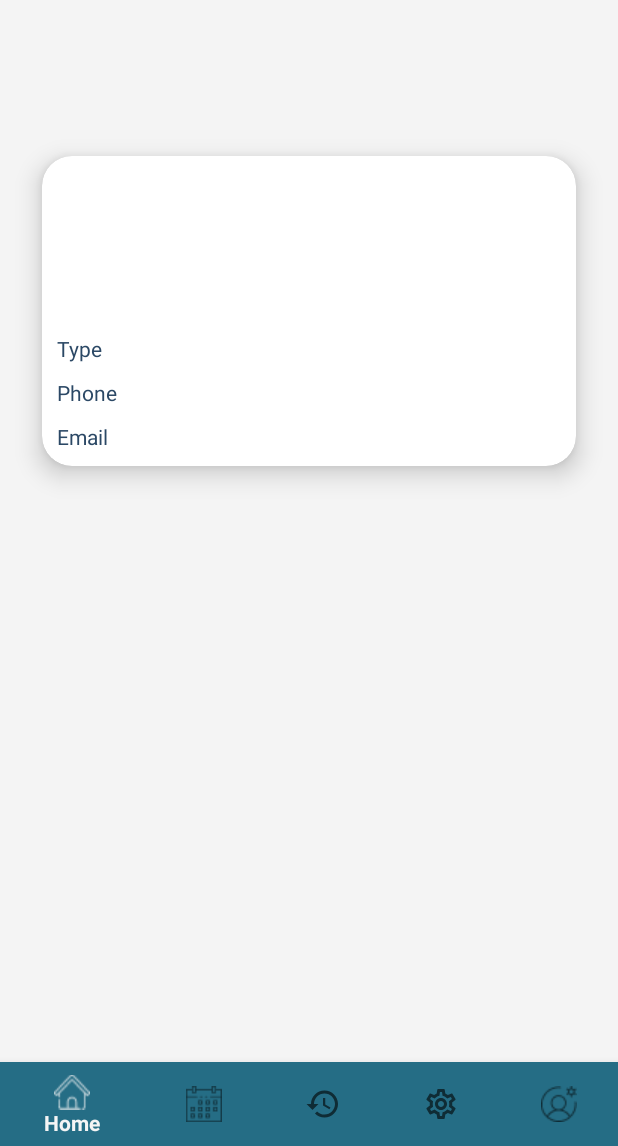
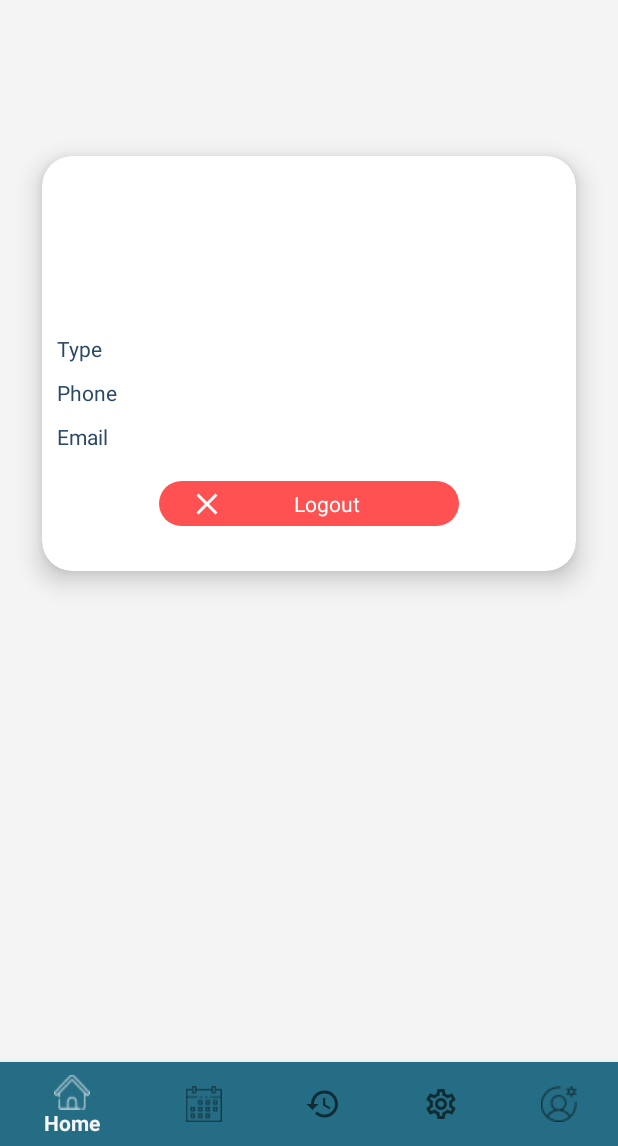
Before and after one commit to antoniuskevin15/UASMAP22_Admin, an Android app: the fragment ProfileFragment placed in its activity, on a phone screen of 412 x 824 dp, the part 90-1236 px from its top. Run offline under Robolectric (Android 15) with nearby library versions, the phone set to English and light mode, and no system bars; our stand-ins replace Firebase (no records; nobody signed in at launch, a user with empty details on screens opened directly); 1 statement that could not run was skipped.

Commit message:
done: login not needed

```diff
--- a/app/src/main/java/id/ac/umn/uasmap22_admind/MainActivity.java
+++ b/app/src/main/java/id/ac/umn/uasmap22_admind/MainActivity.java
@@ -23,6 +23,7 @@ import com.google.firebase.firestore.FirebaseFirestore;
 public class MainActivity extends AppCompatActivity {
     FirebaseFirestore db = FirebaseFirestore.getInstance();
     private FirebaseAuth mAuth;
+    private FirebaseUser firebaseUser;
 
     @Override
     protected void onCreate(Bundle savedInstanceState) {
@@ -30,6 +31,8 @@ public class MainActivity extends AppCompatActivity {
         setContentView(R.layout.activity_main);
 
         mAuth = FirebaseAuth.getInstance();
+
+        firebaseUser = mAuth.getCurrentUser();
 
         EditText email = (EditText) findViewById(R.id.et_email);
         EditText password = (EditText) findViewById(R.id.et_password);
@@ -70,8 +73,7 @@ public class MainActivity extends AppCompatActivity {
                             FirebaseUser user = mAuth.getCurrentUser();
                             updateUI(user);
                             out();
-                            Intent intentHome = new Intent(MainActivity.this, HomeActivity.class);
-                            startActivity(intentHome);
+
                         } else {
                             // If sign in fails, display a message to the user.
 //                            Log.w(TAG, "signInWithEmail:failure", task.getException());
@@ -84,7 +86,10 @@ public class MainActivity extends AppCompatActivity {
         // [END sign_in_with_email]
     }
 
-    private void reload() { }
+    private void reload() {
+        Intent intentHome = new Intent(MainActivity.this, HomeActivity.class);
+        startActivity(intentHome);
+    }
 
     private void updateUI(FirebaseUser user) {
     }
--- a/app/src/main/java/id/ac/umn/uasmap22_admind/ProfileFragment.java
+++ b/app/src/main/java/id/ac/umn/uasmap22_admind/ProfileFragment.java
@@ -1,5 +1,6 @@
 package id.ac.umn.uasmap22_admind;
 
+import android.content.Intent;
 import android.os.Bundle;
 
 import androidx.annotation.NonNull;
@@ -29,6 +30,8 @@ public class ProfileFragment extends Fragment {
     // the fragment initialization parameters, e.g. ARG_ITEM_NUMBER
     private static final String ARG_PARAM1 = "param1";
     private static final String ARG_PARAM2 = "param2";
+
+    private TextView logout;
 
     // TODO: Rename and change types of parameters
     private String mParam1;
@@ -64,19 +67,30 @@ public class ProfileFragment extends Fragment {
             mParam2 = getArguments().getString(ARG_PARAM2);
         }
     }
-
+    public void logout() {
+        Log.i("LOGOUT", "MASUK FUNCTION LOGOUT");
+        FirebaseAuth.getInstance().signOut();
+        getActivity().finish();
+        startActivity(new Intent(getActivity(), MainActivity.class));
+    }
     @Override
     public View onCreateView(LayoutInflater inflater, ViewGroup container,
                              Bundle savedInstanceState) {
+        View view = inflater.inflate(R.layout.fragment_profile, container, false);
+
+        logout = view.findViewById(R.id.logout);
         if (user != null) {
             String uid = user.getUid();
             getUser(uid);
+            logout.setOnClickListener(v -> {
+                logout();
+            });
         } else {
             // No user is signed in
         }
 
         // Inflate the layout for this fragment
-        return inflater.inflate(R.layout.fragment_profile, container, false);
+        return view;
     }
 
     public void getUser(String uid){
--- /dev/null
+++ b/app/src/main/res/drawable/ic_twotone_close_24.xml
@@ -0,0 +1,5 @@
+<vector android:height="24dp" android:tint="#C9C9C9"
+    android:viewportHeight="24" android:viewportWidth="24"
+    android:width="24dp" xmlns:android="http://schemas.android.com/apk/res/android">
+    <path android:fillColor="@android:color/white" android:pathData="M19,6.41L17.59,5 12,10.59 6.41,5 5,6.41 10.59,12 5,17.59 6.41,19 12,13.41 17.59,19 19,17.59 13.41,12 19,6.41z"/>
+</vector>
--- a/app/src/main/res/layout/fragment_profile.xml
+++ b/app/src/main/res/layout/fragment_profile.xml
@@ -148,8 +148,24 @@
                         android:layout_weight="70"
                         android:textColor="@color/primary" />
                 </LinearLayout>
+                <TextView
+                    android:id="@+id/logout"
+                    android:layout_gravity="center"
+                    android:layout_width="200dp"
+                    android:layout_height="30dp"
+                    android:text="Logout"
+                    android:paddingVertical="5dp"
+                    android:drawableStart="@drawable/ic_twotone_close_24"
+                    android:drawableTint="@color/white"
+                    android:textAlignment="center"
+                    android:textColor="@color/white"
+                    android:layout_marginVertical="20dp"
+                    android:background="@drawable/rounded_button"
+                    android:backgroundTint="@color/danger">
+                </TextView>
             </LinearLayout>
         </androidx.cardview.widget.CardView>
+
     </ScrollView>
 
 </FrameLayout>
```
